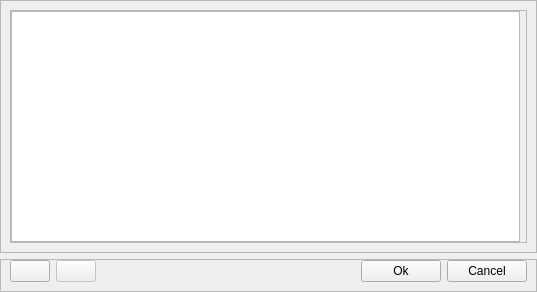
Before: the Qt Designer form src/window_charts.ui in mic90/SerialDataRecorder, drawn with Qt 5.
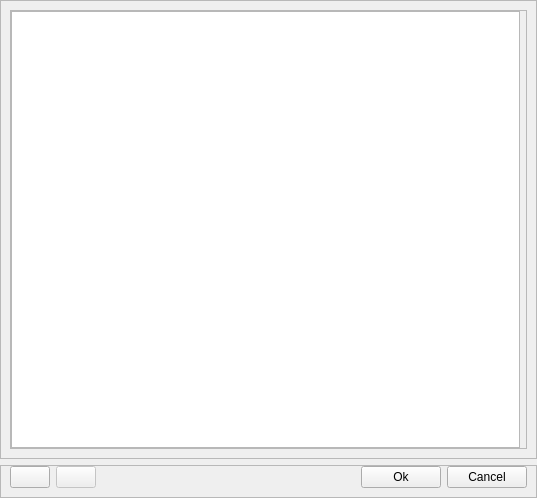
After: the same form once the commit is applied. Icons and pictures are not drawn. Custom widgets are drawn as their Qt base class.

The edit to the form file:
```diff
--- a/src/window_charts.ui
+++ b/src/window_charts.ui
@@ -7,7 +7,7 @@
     <x>0</x>
     <y>0</y>
     <width>537</width>
-    <height>292</height>
+    <height>498</height>
    </rect>
   </property>
   <property name="windowTitle">
```
